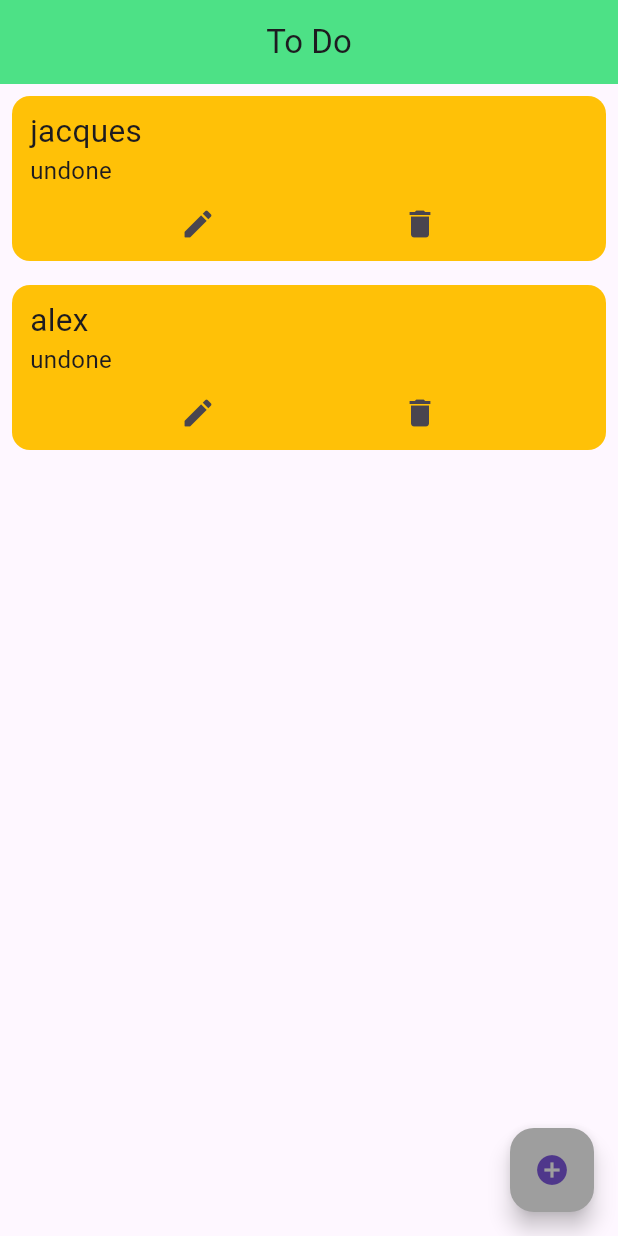
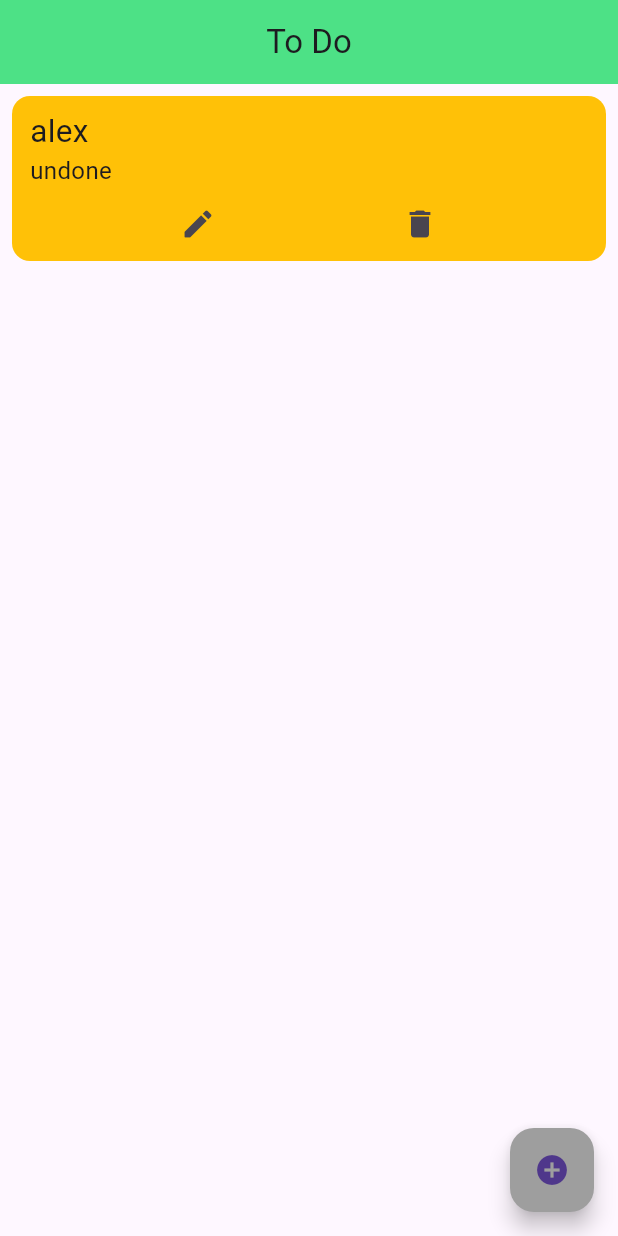
Before and after one commit to sikatenda/ToDoApp_Flutter, a Flutter app: the screen it shows after launch, after a tap on the "delete" icon, on a phone screen of 412 x 824 dp. Run offline on Flutter 3.47's test engine with Material 3 defaults, Android fonts, the phone set to English and light mode, and no system bars; missing offline and left inert: dart:ffi.

Commit message:
delete list item

```diff
--- a/ToDo/app1/lib/listItem.dart
+++ b/ToDo/app1/lib/listItem.dart
@@ -1,13 +1,18 @@
+import 'dart:ffi';
+
 import 'package:flutter/material.dart';
+import 'package:flutter/widgets.dart';
 
 class MyList extends StatelessWidget {
   final String name;
   final String completed;
+  VoidCallback onDelete;
 
-  const MyList({
+  MyList({
     super.key,
     required this.name,
     required this.completed,
+    required this.onDelete,
   });
 
   @override
@@ -41,7 +46,7 @@ class MyList extends StatelessWidget {
                 const SizedBox(
                   width: 100,
                 ),
-                IconButton(onPressed: () {}, icon: const Icon(Icons.delete)),
+                IconButton(onPressed: onDelete, icon: const Icon(Icons.delete)),
               ],
             ),
           ],
--- a/ToDo/app1/lib/main.dart
+++ b/ToDo/app1/lib/main.dart
@@ -57,6 +57,11 @@ class _MyWidgetState extends State<MyWidget> {
             return MyList(
               name: todoList[index][0],
               completed: todoList[index][1],
+              onDelete: () {
+                setState(() {
+                  todoList.removeAt(index);
+                });
+              },
             );
           }),
       floatingActionButton: FloatingActionButton(
```
